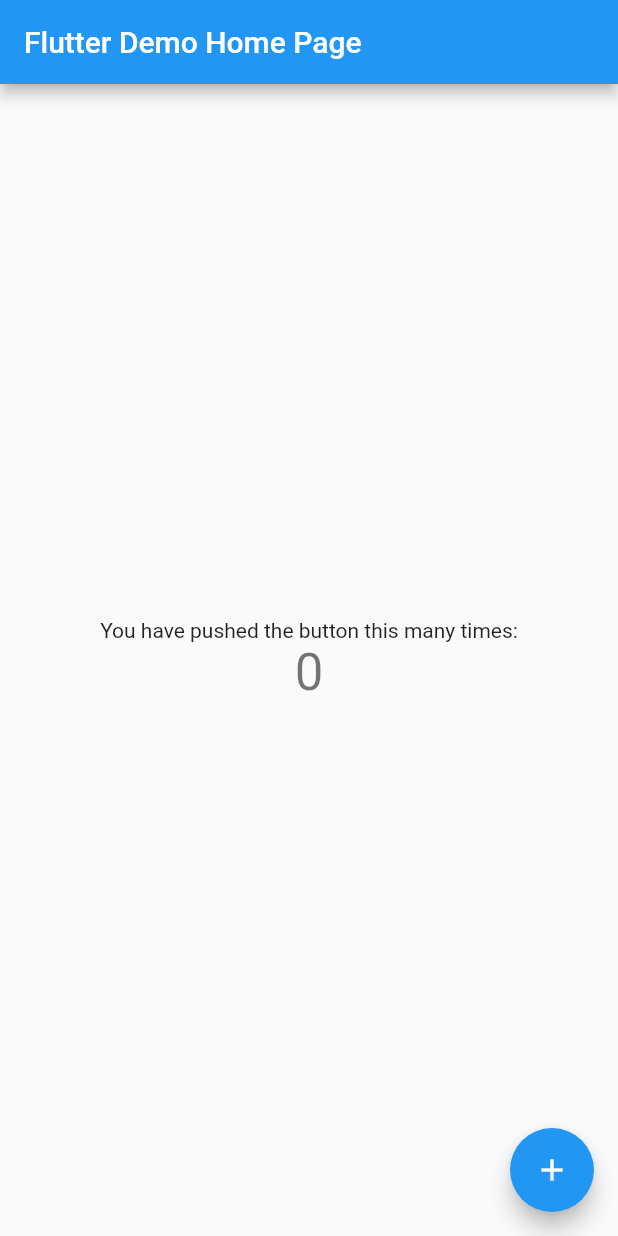
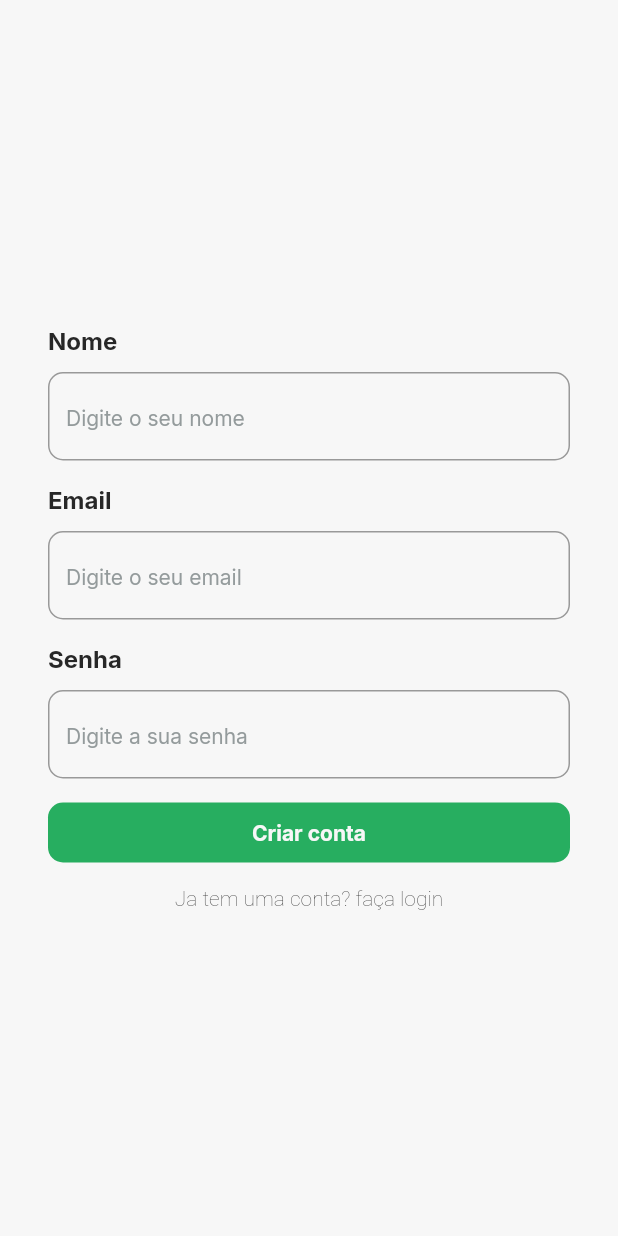
Before and after one commit to ElexandroTorres/Ta-Caro-App, a Flutter app: the screen it shows after launch, on a phone screen of 412 x 824 dp. Run offline on Flutter 3.47's test engine with Material 2 defaults, Android fonts, the phone set to English and light mode, and no system bars; our stand-ins replace google_fonts.

Commit message:
Splash and login page complete, create account page started

```diff
--- a/lib/main.dart
+++ b/lib/main.dart
@@ -1,115 +1,26 @@
 import 'package:flutter/material.dart';
+import 'package:ta_caro/modules/login/login_page.dart';
+import 'package:ta_caro/modules/login/pages/creat_account/create_account_page.dart';
+import 'package:ta_caro/modules/splash/splash_page.dart';
 
 void main() {
-  runApp(const MyApp());
+  runApp(TaCaroApp());
 }
 
-class MyApp extends StatelessWidget {
-  const MyApp({Key? key}) : super(key: key);
+class TaCaroApp extends StatelessWidget {
+  const TaCaroApp({Key? key}) : super(key: key);
 
-  // This widget is the root of your application.
   @override
   Widget build(BuildContext context) {
     return MaterialApp(
-      title: 'Flutter Demo',
-      theme: ThemeData(
-        // This is the theme of your application.
-        //
-        // Try running your application with "flutter run". You'll see the
-        // application has a blue toolbar. Then, without quitting the app, try
-        // changing the primarySwatch below to Colors.green and then invoke
-        // "hot reload" (press "r" in the console where you ran "flutter run",
-        // or simply save your changes to "hot reload" in a Flutter IDE).
-        // Notice that the counter didn't reset back to zero; the application
-        // is not restarted.
-        primarySwatch: Colors.blue,
-      ),
-      home: const MyHomePage(title: 'Flutter Demo Home Page'),
+      title: 'Ta Caro App',
+      theme: ThemeData(primarySwatch: Colors.green),
+      initialRoute: '/login/create-account',
+      routes: {
+        '/splash': (context) => const SplashPage(),
+        '/login': (context) => LoginPage(),
+        '/login/create-account': (context) => CreateAccountPage(),
+      },
     );
   }
 }
-
-class MyHomePage extends StatefulWidget {
-  const MyHomePage({Key? key, required this.title}) : super(key: key);
-
-  // This widget is the home page of your application. It is stateful, meaning
-  // that it has a State object (defined below) that contains fields that affect
-  // how it looks.
-
-  // This class is the configuration for the state. It holds the values (in this
-  // case the title) provided by the parent (in this case the App widget) and
-  // used by the build method of the State. Fields in a Widget subclass are
-  // always marked "final".
-
-  final String title;
-
-  @override
-  State<MyHomePage> createState() => _MyHomePageState();
-}
-
-class _MyHomePageState extends State<MyHomePage> {
-  int _counter = 0;
-
-  void _incrementCounter() {
-    setState(() {
-      // This call to setState tells the Flutter framework that something has
-      // changed in this State, which causes it to rerun the build method below
-      // so that the display can reflect the updated values. If we changed
-      // _counter without calling setState(), then the build method would not be
-      // called again, and so nothing would appear to happen.
-      _counter++;
-    });
-  }
-
-  @override
-  Widget build(BuildContext context) {
-    // This method is rerun every time setState is called, for instance as done
-    // by the _incrementCounter method above.
-    //
-    // The Flutter framework has been optimized to make rerunning build methods
-    // fast, so that you can just rebuild anything that needs updating rather
-    // than having to individually change instances of widgets.
-    return Scaffold(
-      appBar: AppBar(
-        // Here we take the value from the MyHomePage object that was created by
-        // the App.build method, and use it to set our appbar title.
-        title: Text(widget.title),
-      ),
-      body: Center(
-        // Center is a layout widget. It takes a single child and positions it
-        // in the middle of the parent.
-        child: Column(
-          // Column is also a layout widget. It takes a list of children and
-          // arranges them vertically. By default, it sizes itself to fit its
-          // children horizontally, and tries to be as tall as its parent.
-          //
-          // Invoke "debug painting" (press "p" in the console, choose the
-          // "Toggle Debug Paint" action from the Flutter Inspector in Android
-          // Studio, or the "Toggle Debug Paint" command in Visual Studio Code)
-          // to see the wireframe for each widget.
-          //
-          // Column has various properties to control how it sizes itself and
-          // how it positions its children. Here we use mainAxisAlignment to
-          // center the children vertically; the main axis here is the vertical
-          // axis because Columns are vertical (the cross axis would be
-          // horizontal).
-          mainAxisAlignment: MainAxisAlignment.center,
-          children: <Widget>[
-            const Text(
-              'You have pushed the button this many times:',
-            ),
-            Text(
-              '$_counter',
-              style: Theme.of(context).textTheme.headline4,
-            ),
-          ],
-        ),
-      ),
-      floatingActionButton: FloatingActionButton(
-        onPressed: _incrementCounter,
-        tooltip: 'Increment',
-        child: const Icon(Icons.add),
-      ), // This trailing comma makes auto-formatting nicer for build methods.
-    );
-  }
-}
--- /dev/null
+++ b/lib/modules/login/login_page.dart
@@ -0,0 +1,56 @@
+import 'package:flutter/material.dart';
+import 'package:ta_caro/shared/theme/app_theme.dart';
+import 'package:ta_caro/shared/theme/app_text.dart';
+import 'package:ta_caro/shared/widgets/custom_button.dart';
+import 'package:ta_caro/shared/widgets/input_text.dart';
+
+class LoginPage extends StatelessWidget {
+  const LoginPage({Key? key}) : super(key: key);
+
+  @override
+  Widget build(BuildContext context) {
+    return Scaffold(
+      backgroundColor: AppTheme.colors.background,
+      body: Padding(
+        padding: const EdgeInsets.symmetric(horizontal: 32),
+        child: Column(
+          mainAxisAlignment: MainAxisAlignment.center,
+          //crossAxisAlignment: CrossAxisAlignment.start,
+          children: [
+            Center(
+              child: Image.asset(
+                'assets/images/logo.png',
+                width: 200,
+              ),
+            ),
+            InputText(
+              label: 'Email',
+              hint: 'Digite o seu email',
+            ),
+            SizedBox(
+              height: 16,
+            ),
+            InputText(
+              label: 'Senha',
+              hint: 'Digite a sua senha',
+            ),
+            SizedBox(
+              height: 16,
+            ),
+            CustomButton(
+              label: 'Entrar',
+              type: ButtonType.fill,
+            ),
+            SizedBox(
+              height: 8,
+            ),
+            CustomButton(
+              label: 'Criar conta',
+              type: ButtonType.outline,
+            )
+          ],
+        ),
+      ),
+    );
+  }
+}
--- /dev/null
+++ b/lib/modules/login/pages/creat_account/create_account_page.dart
@@ -0,0 +1,58 @@
+import 'package:flutter/material.dart';
+import 'package:ta_caro/shared/theme/app_theme.dart';
+import 'package:ta_caro/shared/widgets/custom_button.dart';
+import 'package:ta_caro/shared/widgets/input_text.dart';
+
+class CreateAccountPage extends StatelessWidget {
+  const CreateAccountPage({Key? key}) : super(key: key);
+
+  @override
+  Widget build(BuildContext context) {
+    return Scaffold(
+      backgroundColor: AppTheme.colors.background,
+      body: Padding(
+        padding: const EdgeInsets.symmetric(horizontal: 32),
+        child: Column(
+          mainAxisAlignment: MainAxisAlignment.center,
+          //crossAxisAlignment: CrossAxisAlignment.start,
+          children: [
+            InputText(
+              label: 'Nome',
+              hint: 'Digite o seu nome',
+            ),
+            SizedBox(
+              height: 16,
+            ),
+            InputText(
+              label: 'Email',
+              hint: 'Digite o seu email',
+            ),
+            SizedBox(
+              height: 16,
+            ),
+            InputText(
+              label: 'Senha',
+              hint: 'Digite a sua senha',
+            ),
+            SizedBox(
+              height: 16,
+            ),
+            CustomButton(
+              label: 'Criar conta',
+              type: ButtonType.fill,
+            ),
+            SizedBox(
+              height: 16,
+            ),
+            Text(
+              'Ja tem uma conta? faça login',
+              style: TextStyle(
+                fontWeight: FontWeight.w200,
+              ),
+            ),
+          ],
+        ),
+      ),
+    );
+  }
+}
--- /dev/null
+++ b/lib/modules/splash/splash_page.dart
@@ -0,0 +1,21 @@
+import 'package:flutter/material.dart';
+import 'package:ta_caro/shared/theme/app_theme.dart';
+
+class SplashPage extends StatelessWidget {
+  const SplashPage({Key? key}) : super(key: key);
+
+  @override
+  Widget build(BuildContext context) {
+    Future.delayed(Duration(seconds: 3)).then((value) {
+      Navigator.pushNamed(context, '/login');
+    });
+
+    final size = MediaQuery.of(context).size;
+    return Scaffold(
+      backgroundColor: AppTheme.colors.background,
+      body: Center(
+        child: Image.asset('assets/images/logo.png'),
+      ),
+    );
+  }
+}
--- a/lib/shared/theme/app_theme.dart
+++ b/lib/shared/theme/app_theme.dart
@@ -2,6 +2,7 @@ import 'package:ta_caro/shared/theme/app_colors.dart';
 import 'package:ta_caro/shared/theme/app_text_styles.dart';
 
 class AppTheme {
+  //Singleton
   static final instance = AppTheme();
 
   final _colors = AppColors();
--- /dev/null
+++ b/lib/shared/widgets/custom_button.dart
@@ -0,0 +1,76 @@
+import 'package:flutter/material.dart';
+import 'package:ta_caro/shared/theme/app_theme.dart';
+
+enum ButtonType { fill, outline, none }
+
+class CustomButton extends StatelessWidget {
+  final String label;
+  final ButtonType type;
+
+  const CustomButton({
+    required this.label,
+    this.type = ButtonType.fill,
+    Key? key,
+  }) : super(key: key);
+
+  TextStyle get textStyle {
+    switch (type) {
+      case ButtonType.fill:
+        return AppTheme.textStyles.buttonBackgroundColor;
+        break;
+      case ButtonType.outline:
+        return AppTheme.textStyles.buttonBoldTextColor;
+        break;
+      case ButtonType.none:
+        return AppTheme.textStyles.buttonTextColor;
+        break;
+      default:
+        throw 'INVALID BUTTON TYPE';
+    }
+  }
+
+  BoxDecoration get boxDecoration {
+    switch (type) {
+      case ButtonType.fill:
+        return BoxDecoration(
+          color: AppTheme.colors.primary,
+          borderRadius: BorderRadius.circular(10),
+        );
+        break;
+      case ButtonType.outline:
+        return BoxDecoration(
+          color: AppTheme.colors.background,
+          borderRadius: BorderRadius.circular(10),
+          border: Border.fromBorderSide(
+            BorderSide(color: AppTheme.colors.border, width: 2),
+          ),
+        );
+        break;
+      case ButtonType.none:
+        return BoxDecoration(
+          color: Colors.transparent,
+        );
+        break;
+      default:
+        throw 'INVALID BUTTON TYPE';
+    }
+  }
+
+  @override
+  Widget build(BuildContext context) {
+    return InkWell(
+      onTap: () {},
+      child: Container(
+        height: 40,
+        width: double.maxFinite,
+        decoration: boxDecoration,
+        child: Center(
+          child: Text(
+            label,
+            style: textStyle,
+          ),
+        ),
+      ),
+    );
+  }
+}
--- /dev/null
+++ b/lib/shared/widgets/input_text.dart
@@ -0,0 +1,37 @@
+import 'package:flutter/material.dart';
+import 'package:ta_caro/shared/theme/app_theme.dart';
+import 'package:ta_caro/shared/theme/app_text.dart';
+
+class InputText extends StatelessWidget {
+  final String label;
+  final String hint;
+  const InputText({
+    required this.label,
+    required this.hint,
+    Key? key,
+  }) : super(key: key);
+
+  @override
+  Widget build(BuildContext context) {
+    return Column(
+      crossAxisAlignment: CrossAxisAlignment.start,
+      children: [
+        Text(label).label,
+        SizedBox(
+          height: 12,
+        ),
+        TextFormField(
+          style: AppTheme.textStyles.input,
+          decoration: InputDecoration(
+            hintText: hint,
+            hintStyle: AppTheme.textStyles.hint,
+            border: OutlineInputBorder(
+              borderRadius: BorderRadius.circular(10),
+              borderSide: BorderSide(color: AppTheme.colors.border),
+            ),
+          ),
+        ),
+      ],
+    );
+  }
+}
```
Also changed, not shown: assets/images/logo.png (added), 1 other file.
